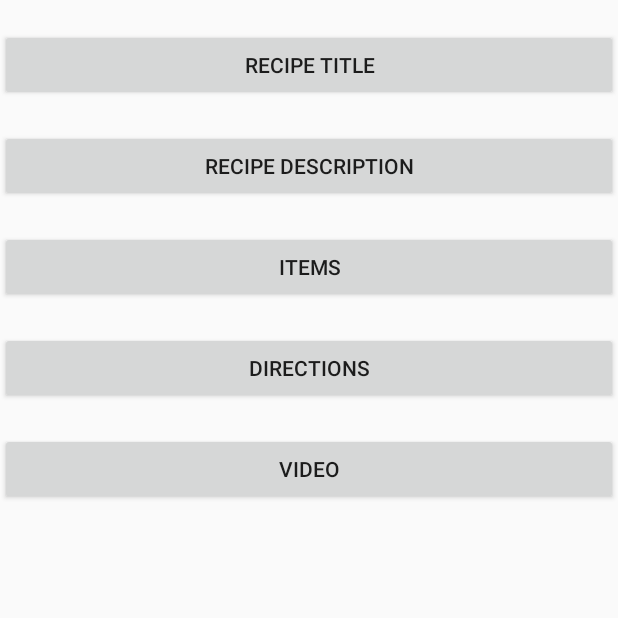
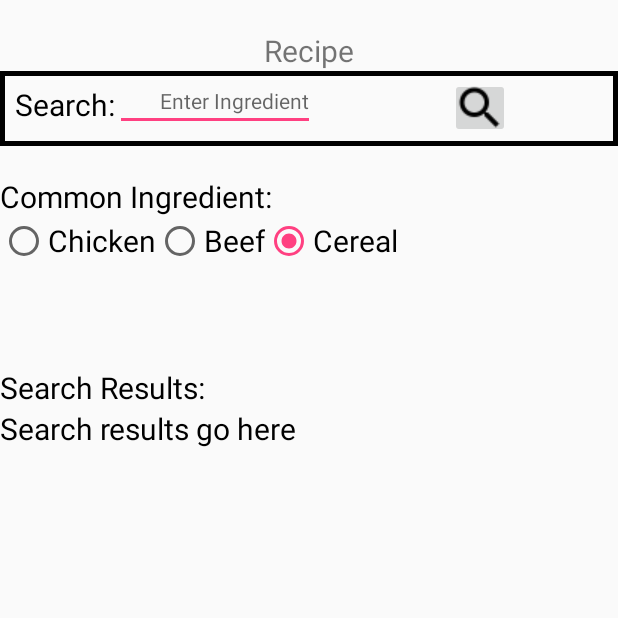
Before and after one commit to eiab30p/BachelorCookBook, an Android app: the screen it shows after launch (MainActivity), on a phone screen of 412 x 824 dp, the top half of it. Run offline under Robolectric (Android 15) with nearby library versions, the light colour scheme and no system bars.

Commit message:
Sunday 11/20 updates

```diff
--- /dev/null
+++ b/app/src/main/res/drawable/box.xml
@@ -0,0 +1,16 @@
+<?xml version="1.0" encoding="utf-8"?>
+<shape xmlns:android="http://schemas.android.com/apk/res/android"
+    android:shape="rectangle">
+
+    <stroke
+        android:width="3dp"
+
+        android:color="#000"/>
+    <padding
+        android:bottom="10dp"
+        android:left="10dp"
+        android:right="10dp"
+        android:top="5dp"/>
+
+
+    </shape>
--- /dev/null
+++ b/app/src/main/res/layout/home_main.xml
@@ -0,0 +1,116 @@
+<?xml version="1.0" encoding="utf-8"?>
+<RelativeLayout xmlns:android="http://schemas.android.com/apk/res/android"
+    android:layout_width="match_parent" android:layout_height="match_parent">
+
+    <TextView
+        android:id="@+id/title"
+        android:layout_width="wrap_content"
+        android:layout_height="wrap_content"
+        android:text="@string/home_title"
+        android:textSize="20sp"
+        android:paddingTop="20dp"
+        android:layout_centerHorizontal="true"/>
+
+    <!--search bar -->
+    <LinearLayout
+        android:id="@+id/search_box"
+        android:layout_width="match_parent"
+        android:layout_height="50dp"
+        android:background="@drawable/box"
+        android:layout_centerHorizontal="true"
+        android:layout_below="@id/title">
+    <TextView
+        android:id="@+id/search_title"
+        style="@style/textStyle"
+        android:text="@string/search_title"
+        android:layout_below="@id/title" />
+    <EditText
+        android:id="@+id/search_entry"
+        android:layout_width="wrap_content"
+        android:layout_height="wrap_content"
+        android:layout_toRightOf="@id/search_title"
+        android:layout_alignBaseline="@id/search_title"
+        android:hint="@string/search_hint"
+        android:textSize="14sp"
+        android:paddingTop="10dp"
+        android:paddingLeft="30dp"/>
+
+    <ImageButton
+        android:id="@+id/search_button"
+        android:layout_width="40dp"
+        android:layout_height="40dp"
+        android:src="@drawable/ic_search_black_24dp"
+        android:layout_alignBottom="@+id/search_entry"
+        android:layout_toEndOf="@+id/title"
+        android:layout_marginLeft="90dp"
+        android:onClick="search"/>
+    </LinearLayout>
+
+    <!--common ingredient radio buttons-->
+    <TextView
+        android:id="@+id/common_ingredients"
+        style="@style/textStyle"
+        android:text="@string/common_ingredients"
+        android:layout_below="@id/search_box"
+        android:paddingTop="20dp"/>
+     <RadioGroup
+        android:id="@+id/ingredient_radio_group"
+        android:layout_width="match_parent"
+        android:layout_height="100dp"
+        android:orientation="horizontal"
+        android:layout_below="@id/common_ingredients">
+        <RadioButton
+            android:id="@+id/chicken_radio_button"
+            android:layout_width="wrap_content"
+            android:layout_height="wrap_content"
+            android:text="@string/chicken_radio_button"
+            android:textSize="20sp"
+            android:onClick="setCommonIngredient"/>
+        <RadioButton
+            android:id="@+id/beef_radio_button"
+            android:layout_width="wrap_content"
+            android:layout_height="wrap_content"
+            android:text="@string/beef_radio_button"
+            android:textSize="20sp"
+            android:onClick="setCommonIngredient"/>
+        <RadioButton
+            android:id="@+id/cereal_radio_button"
+            android:layout_width="wrap_content"
+            android:layout_height="wrap_content"
+            android:text="@string/cereal_radio_button"
+            android:textSize="20sp"
+            android:checked="true"
+            android:onClick="setCommonIngredient"/>
+     </RadioGroup>
+
+    <TextView
+        android:id="@+id/results_label"
+        android:layout_width="wrap_content"
+        android:layout_height="wrap_content"
+        style="@style/textStyle"
+        android:text="@string/results_label"
+        android:layout_below="@id/ingredient_radio_group"/>
+
+    <ScrollView
+        android:layout_width="match_parent"
+        android:layout_height="100dp"
+        android:layout_below="@id/results_label">
+        <TextView
+            android:id="@+id/test_text"
+            style="@style/textStyle"
+            android:text="Search results go here"/>
+
+
+    </ScrollView>
+
+
+
+
+
+
+
+
+
+
+
+</RelativeLayout>
--- a/app/src/main/res/values/strings.xml
+++ b/app/src/main/res/values/strings.xml
@@ -1,7 +1,33 @@
 <?xml version="1.0" encoding="utf-8"?>
 <resources>
 
-    <string name="app_name">Jsoup </string>
+    <string name="home_title">Recipe</string>
+    <string name="search_title">Search:</string>
+    <string name="search_hint">Enter Ingredient</string>
+    <string name="search_button">Go</string>
+
+    <string name="common_ingredients">Common Ingredient:</string>
+    <string name="chicken_radio_button">Chicken</string>
+    <string name="beef_radio_button">Beef</string>
+    <string name="cereal_radio_button">Cereal</string>
+
+    <string name="results_label">Search Results:</string>
+
+    <!--ingredient checkbox-->
+    <string name="recipe_title_label">Your Recipe</string>
+    <string name="recipe_ingredients">Ingredients Needed</string>
+    <string name="ingredient_list">Ingredients</string>
+    <string name="directions">Directions:</string>
+    <string name="video_button_label">Watch Video</string>
+
+
+    <string name="ingredient1">Ingredient 1</string>
+    <string name="ingredient2">Ingredient 2</string>
+    <string name="ingredient3">Ingredient 3</string>
+
+
+
+    <string name="app_name">Bachelor Cook Book </string>
     <string name="action_settings">Settings</string>
     <string name="Title">Recipe Title</string>
     <string name="Description">Recipe Description</string>
@@ -9,4 +35,6 @@
     <string name="Directions">Directions</string>
     <string name="Video">Video</string>
 
+    <string name="no_code">No code</string>
+
 </resources>
```
Also changed, not shown: app/src/main/java/myapps/jsoupexample/MainActivity.java (+255 -233 lines), app/src/main/res/layout/recipe_screen.xml (added, +69 -0 lines), app/src/main/res/values/styles.xml (+16 -0 lines), app/src/main/res/drawable/ic_search_black_24dp.png (added).
